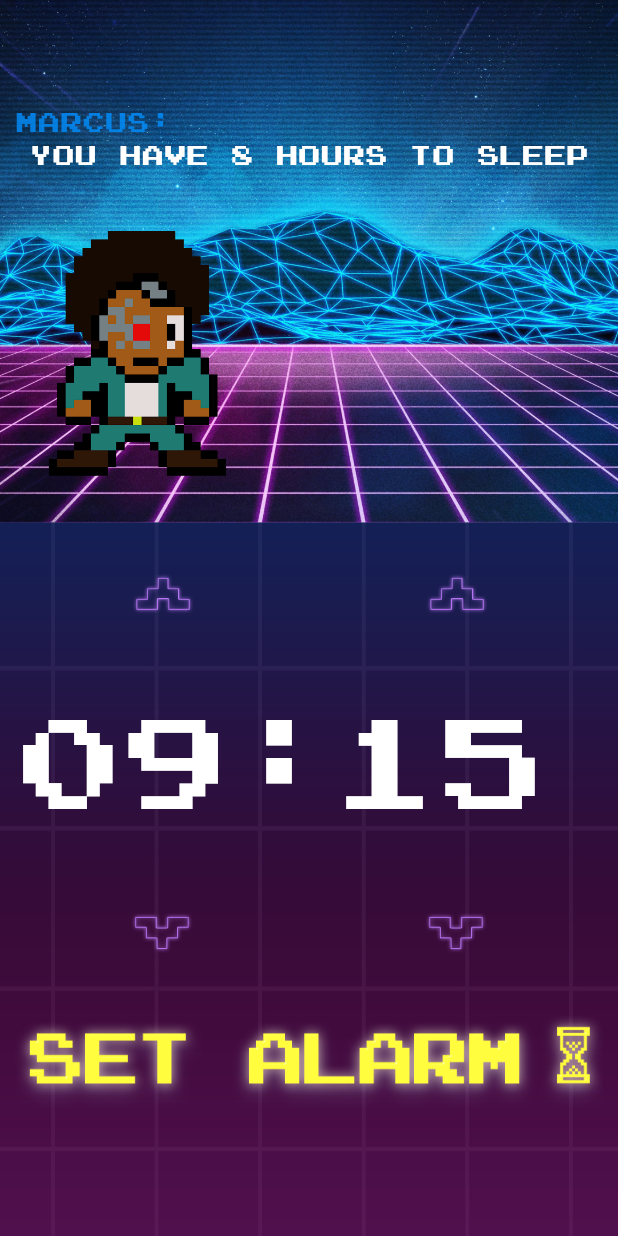
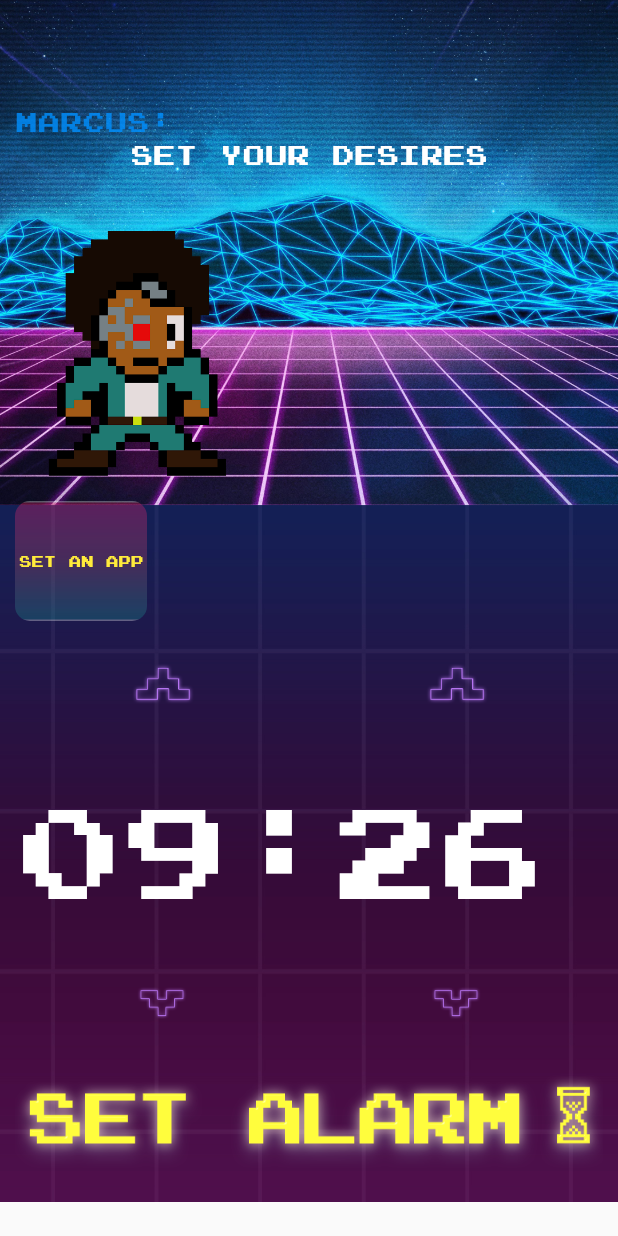
Before and after one commit to Maleesha98/AmbaGMs, a Flutter app: the RetroAlarm screen opened directly, on a phone screen of 412 x 824 dp. Run offline on Flutter 3.47's test engine with Material 2 defaults, Android fonts, the phone set to English and light mode, and no system bars.

Commit message:
Final Commit

```diff
--- /dev/null
+++ b/lib/RetroAlarm.dart
@@ -0,0 +1,222 @@
+import 'package:flutter/cupertino.dart';
+import 'package:flutter/material.dart';
+import 'package:intl/intl.dart';
+import 'main.dart';
+import 'dart:ui';
+
+/*void main() => runApp(MaterialApp(
+  home: RetroAlarm(),
+));*/
+
+class RetroAlarm extends StatefulWidget {
+  @override
+  _RetroAlarmState createState() => _RetroAlarmState();
+}
+
+class _RetroAlarmState extends State<RetroAlarm> {
+
+  int h=09,min=26;
+ // Map<String, int> Alarmdata = {'h':09,'min':26};
+ // int hour,minute;
+  String msg="Let's sleep";
+  _RetroAlarmState(){
+
+    var now = new DateTime.now();
+    String hour = DateFormat('H').format(now);
+    String minute = DateFormat('m').format(now);
+    //this.minute=int.parse(minute);
+    //this.hour=int.parse(hour);
+  }
+
+  @override
+  Widget build(BuildContext context) {
+    return Scaffold(
+      body: Container(
+        decoration: BoxDecoration(
+          image: DecorationImage(
+            image: AssetImage("Assets/wall.jpg"),
+            fit: BoxFit.cover,
+          ),
+        ),
+        child: Padding(
+          padding: const EdgeInsets.fromLTRB(10.0, 20.0, 10.0, 5.0),
+          child: Container(
+            child: SingleChildScrollView(
+              child: Column(
+                  children: [
+                  SizedBox(height: 50.0),
+              Align(
+                alignment: Alignment.centerLeft,
+                child: Text('MARCUS:',
+                    style: TextStyle(fontFamily: 'Joystick',
+                        fontSize: 18.0,
+                        color: Color.fromRGBO(0, 143, 255, 0.8))
+                ),
+              ),
+              Align(
+                alignment: Alignment.center,
+                child: Text("Set your desires",
+                    style: TextStyle(fontFamily: 'Joystick',
+                        fontSize: 18.0,
+                        color: Colors.white)),
+              ),
+              SizedBox(height: 40.0),
+              Wrap(
+                //mainAxisAlignment: MainAxisAlignment.spaceBetween,
+                children: [
+                  Container(
+                    height: 180,
+                    child: Align(
+                      alignment: Alignment.centerLeft,
+                      child: Image(
+                        image: AssetImage('Assets/man.jpg'
+                        ),
+                      ),
+                    ),
+                  ),
+                  Container(
+                    decoration: BoxDecoration(
+                        borderRadius: BorderRadius.circular(10),
+                        image: DecorationImage(
+                          image: AssetImage("Assets/window.png"),
+                          fit: BoxFit.cover,)),
+                    height: 80,
+                    child: FlatButton(
+                        padding: EdgeInsets.fromLTRB(0, -10, 0, -10),
+                        color: Colors.transparent,
+                        onPressed: () {
+                          // Respond to button press
+                        },
+                        child: Text('Set an App',
+                          style: TextStyle(
+                            fontFamily: 'Joystick',
+                            fontSize: 10.0,
+                            color: Colors.yellow,
+                          ),
+                        )
+                    ),
+                  ),
+                  SizedBox(height: 20.0),
+                  Row(
+                    mainAxisAlignment: MainAxisAlignment.spaceAround,
+                    children: [
+                      Container(
+                        height: 100,
+                        child: FlatButton(
+                          padding: EdgeInsets.fromLTRB(0, -10, 0, -10),
+                          color: Colors.transparent,
+                          onPressed: () {
+                            setState(() {
+                              if (h<12)h++;
+                              else h=00;
+                            });
+                          },
+                          child: Image(
+                            image: AssetImage('Assets/up.png'),
+                          ),
+                        ),
+                      ),
+                      Container(
+                        height: 100,
+                        child: FlatButton(
+                          padding: EdgeInsets.fromLTRB(0, -10, 0, -10),
+                          color: Colors.transparent,
+                          onPressed: () {
+                            setState(() {
+                              if (min<59)min++;
+                              else min=00;
+                            });
+                          },
+                          child: Image(
+                            image: AssetImage('Assets/up.png'),
+                          ),
+                        ),
+                      ),
+                    ],
+                  ),
+                  Container(
+
+                    child: Row(
+                      children: [
+                        Text(h.toString().padLeft(2, '0'),
+                            style: TextStyle(fontFamily: 'Joystick',
+                                fontSize: 85.0,
+                                color: Colors.white)),
+                        Text(":",
+                            style: TextStyle(fontFamily: 'Joystick',
+                                fontSize: 85.0,
+                                color: Colors.white)),
+                        Text(min.toString().padLeft(2, '0')
+                            ,style: TextStyle(fontFamily: 'Joystick',
+                                fontSize: 85.0,
+                                color: Colors.white)),
+                      ],
+                    ),
+                  ),
+                  Row(
+                    mainAxisAlignment: MainAxisAlignment.spaceAround,
+                    children: [
+                      Container(
+                        height: 80,
+                        child: FlatButton(
+                          padding: EdgeInsets.fromLTRB(-5, -5, -5, -5),
+                          color: Colors.transparent,
+                          onPressed: () {
+                            setState(() {
+                              if(h>0)h--;
+                            });
+                          },
+                          child: Image(
+                            image: AssetImage('Assets/down.png'),
+                          ),
+                        ),
+                      ),
+                      Container(
+                        height: 80,
+                        child: FlatButton(
+                          padding: EdgeInsets.all(-2),
+                          color: Colors.transparent,
+                          onPressed: () {
+                            setState(() {
+                              if(min>0)min--;
+                            });
+                          },
+                          child: Image(
+                            image: AssetImage('Assets/down.png'),
+                          ),
+                        ),
+                      ),
+                    ],
+                  ),
+                  Container(
+                    height: 100,
+                    child: FlatButton(
+                      padding: EdgeInsets.fromLTRB(-5, -5, -5, -5),
+                      color: Colors.transparent,
+                      onPressed: () {
+                        //Navigator.pushReplacementNamed(context, '/main');
+                        /*Navigator.push(context,
+                            MaterialPageRoute(builder: (context)=>RetroHome())
+                        );*/
+                        //Navigator.pop(context=>RetroHome());
+                        Navigator.push(
+                          context,
+                          MaterialPageRoute(
+                            builder: (context) => RetroHome(),
+                          ),
+                        );
+                      },
+                      child: Image(
+                        image: AssetImage('Assets/Button.png'),
+                      ),
+                    ),
+                  ),
+                ],
+              ),
+          ]),
+            ),
+        ),
+      ),
+    ));
+  }
+}
--- a/pubspec.yaml
+++ b/pubspec.yaml
@@ -21,6 +21,8 @@ environment:
   sdk: ">=2.7.0 <3.0.0"
 
 dependencies:
+  lite_rolling_switch: ^0.1.1
+  intl: ^0.15.7
   flutter:
     sdk: flutter
 
```
Also changed, not shown: lib/main.dart (+78 -84 lines), Assets/Add Button.png (added), Assets/man.jpg (added), Assets/window.png (added), pubspec.lock (added), 58 other files.
